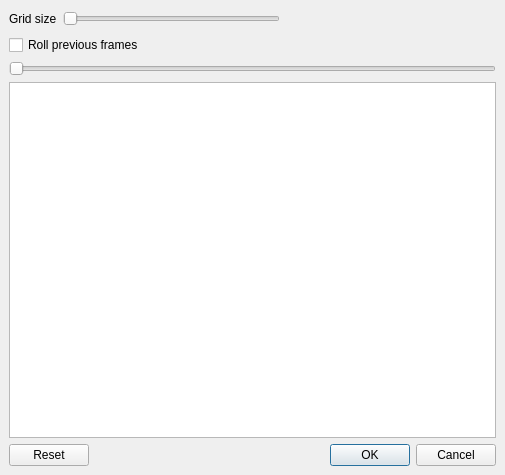
First picture: the form in avidemux_plugins/ADM_videoFilters6/artGrid/qt4/artGrid.ui, repository mean00/avidemux2, before the edit.
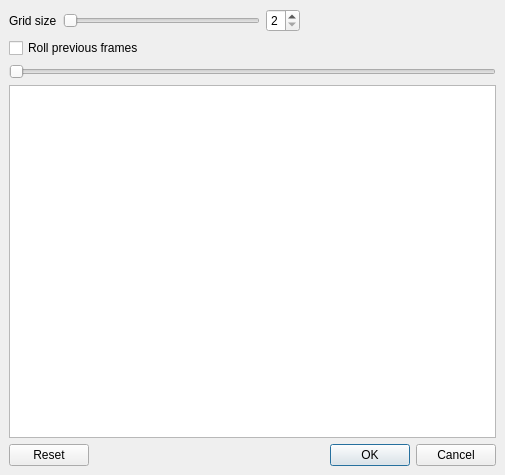
Second picture: the form after the edit. Custom widgets are drawn as their Qt base class.

Commit message: [artGrid] add couple spinbox

```diff
--- a/avidemux_plugins/ADM_videoFilters6/artGrid/qt4/artGrid.ui
+++ b/avidemux_plugins/ADM_videoFilters6/artGrid/qt4/artGrid.ui
@@ -44,7 +44,7 @@
       <number>0</number>
      </property>
      <item row="0" column="1">
-      <widget class="ADM_SliderIndicator" name="horizontalSliderSize">
+      <widget class="QSlider" name="horizontalSliderSize">
        <property name="sizePolicy">
         <sizepolicy hsizetype="Expanding" vsizetype="Fixed">
          <horstretch>0</horstretch>
@@ -72,7 +72,7 @@
        </property>
       </widget>
      </item>
-     <item row="0" column="2">
+     <item row="0" column="3">
       <spacer name="horizontalSpacer">
        <property name="orientation">
         <enum>Qt::Horizontal</enum>
@@ -85,6 +85,16 @@
        </property>
       </spacer>
      </item>
+     <item row="0" column="2">
+      <widget class="QSpinBox" name="spinBoxSize">
+       <property name="minimum">
+        <number>2</number>
+       </property>
+       <property name="maximum">
+        <number>8</number>
+       </property>
+      </widget>
+     </item>
     </layout>
    </item>
    <item>
@@ -135,11 +145,6 @@
    <extends>QSlider</extends>
    <header>ADM_toolkitQt.h</header>
   </customwidget>
-  <customwidget>
-   <class>ADM_SliderIndicator</class>
-   <extends>QSlider</extends>
-   <header>ADM_toolkitQt.h</header>
-  </customwidget>
  </customwidgets>
  <resources/>
  <connections>
```
The commit also changes 2 other files.
